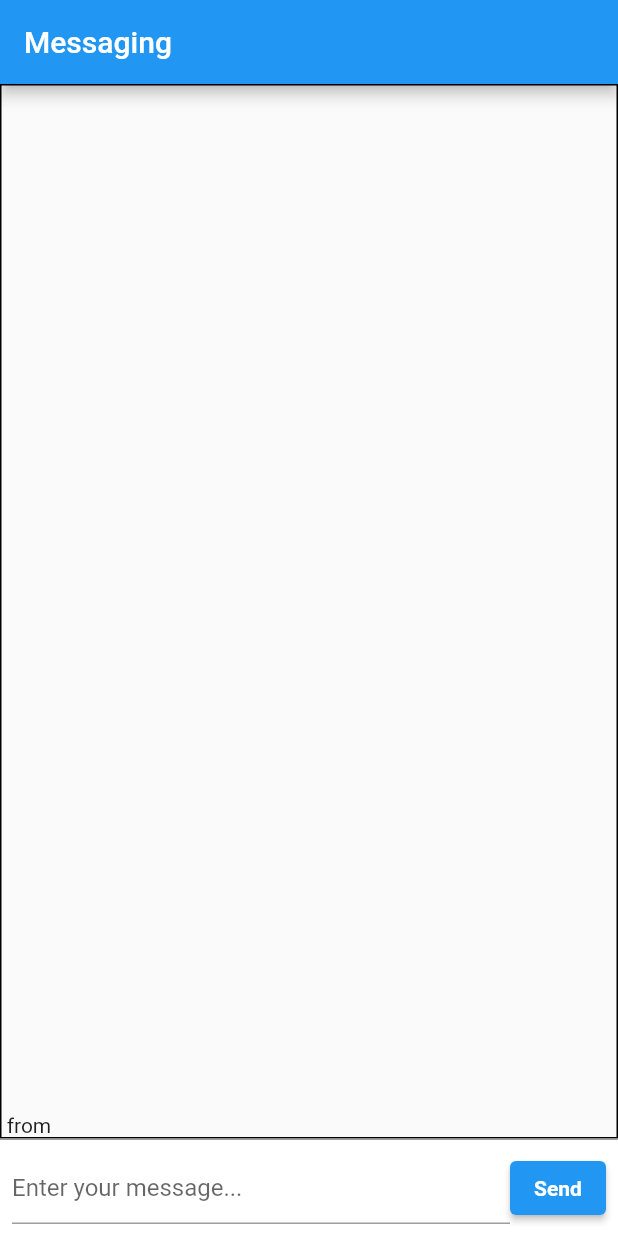
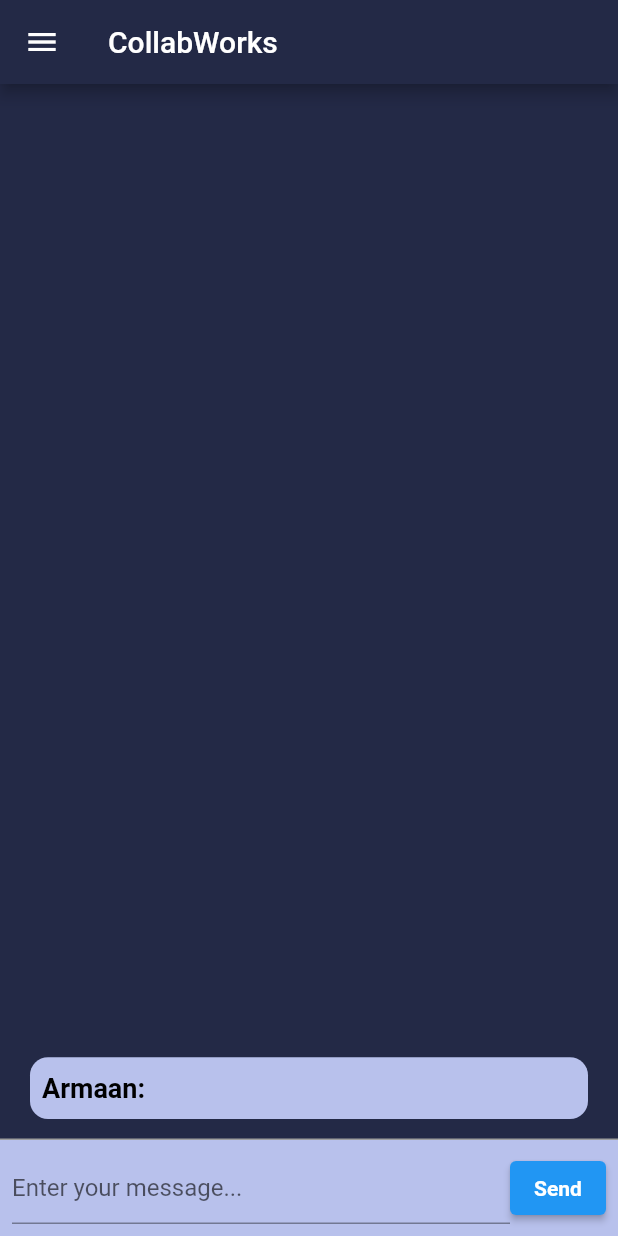
Before and after one commit to Suven-p/collabworks, a Flutter app: the MyMessagingScreen screen opened directly, after a tap on "Send", on a phone screen of 412 x 824 dp. Run offline on Flutter 3.47's test engine with Material 2 defaults, Android fonts, the phone set to English and light mode, and no system bars; our stand-ins replace cloud_firestore, firebase_auth, firebase_core, firebase_storage, fluttertoast, google_fonts and 1 more; missing offline and left inert: editable, mailto; accounts and stored records are empty.

Commit message:
22nd commit

```diff
--- a/lib/main.dart
+++ b/lib/main.dart
@@ -1,6 +1,7 @@
 import 'package:collabworks/screens/hackathon_information.dart';
 import 'package:collabworks/screens/landing_screen.dart';
 import 'package:collabworks/screens/messages_screen.dart';
+import 'package:collabworks/screens/teamCreation.dart';
 import 'package:firebase_core/firebase_core.dart';
 import 'package:flutter/material.dart';
 import 'screens/data.dart';
@@ -20,7 +21,7 @@ class MyApp extends StatelessWidget {
   Widget build(BuildContext context) {
     return MaterialApp(
       debugShowCheckedModeBanner: false,
-      home: MyMessagingScreen(),
+      home: LandingPage(),
     );
   }
 }
--- a/lib/screens/messages_screen.dart
+++ b/lib/screens/messages_screen.dart
@@ -1,3 +1,5 @@
+import 'package:collabworks/screens/mainScaffold.dart';
+import 'package:collabworks/ui/message_widget.dart';
 import 'package:collabworks/utils/utils.dart';
 import 'package:flutter/material.dart';
 import 'package:cloud_firestore/cloud_firestore.dart';
@@ -32,12 +34,13 @@ class _MyMessagingScreenState extends State<MyMessagingScreen> {
   @override
   Widget build(BuildContext context) {
     return Scaffold(
-      appBar: AppBar(
-        title: Text('Messaging'),
+      drawer: DefaultDrawer(),
+      backgroundColor: Color(0xFF232946),
+      appBar: PreferredSize(
+        preferredSize: Size(double.infinity, kToolbarHeight),
+        child: DefaultAppBar(),
       ),
-      body: Container(
-        alignment: Alignment.topLeft,
-        child: Column(
+      body: Column(
         mainAxisAlignment: MainAxisAlignment.start,
         crossAxisAlignment: CrossAxisAlignment.start,
         children: <Widget>[
@@ -61,33 +64,25 @@ class _MyMessagingScreenState extends State<MyMessagingScreen> {
                   final messageText = message['text'];
                   final messageSender = message['sender'];
 
-                    final messageWidget = Container(
-                      alignment: Alignment.topLeft,
-                      child: Text(
-                        '$messageText from $messageSender',
-                      ),
+                  final messageWidget = MessageWidget(
+                    message: messageText,
+                    sender: 'Armaan',
                   );
 
                   messageWidgets.add(messageWidget);
                 }
-                  return Container(
-                    decoration: BoxDecoration(
-                      border: Border.all(
-                        color: Colors.black,
-                      ),
-                    ),
-                    alignment: Alignment.center,
-                    child: ListView(
+                return ListView(
                   reverse: true,
                   children: messageWidgets,
-                    ),
                 );
               },
             ),
           ),
-            Container(
+          Padding(
+            padding: const EdgeInsets.only(top: 8.0),
+            child: Container(
               decoration: BoxDecoration(
-                color: Colors.white,
+                color: Color(0xFFb8c1ec),
                 border: Border(
                   top: BorderSide(
                     color: Colors.grey,
@@ -101,6 +96,9 @@ class _MyMessagingScreenState extends State<MyMessagingScreen> {
                   children: <Widget>[
                     Expanded(
                       child: TextField(
+                        style: TextStyle(
+                          color: Colors.white,
+                        ),
                         controller: _textController,
                         decoration: InputDecoration(
                           hintText: 'Enter your message...',
@@ -131,8 +129,8 @@ class _MyMessagingScreenState extends State<MyMessagingScreen> {
                 ),
               ),
             ),
+          ),
         ],
-        ),
       ),
     );
   }
--- a/lib/screens/teamCreation.dart
+++ b/lib/screens/teamCreation.dart
@@ -6,6 +6,7 @@ import 'package:collabworks/screens/login_screen.dart';
 import 'package:collabworks/screens/mainScaffold.dart';
 import 'package:collabworks/screens/organization_signup_screen.dart';
 import 'package:collabworks/screens/organizaton_login_screen.dart';
+import 'package:collabworks/ui/hacker_profile.dart';
 import 'package:collabworks/ui/hacker_scaffold.dart';
 import 'package:collabworks/utils/utils.dart';
 import 'package:editable/editable.dart';
@@ -147,8 +148,8 @@ class TeamMemberFormField extends StatefulWidget {
 class _TeamMemberFormFieldState extends State<TeamMemberFormField> {
   List rows = [
     {
-      "name": "James Peter",
-      "email": "james@email.com",
+      "name": "ARMAAN",
+      "email": "armaan33000@email.com",
     },
   ];
 
@@ -182,7 +183,8 @@ class _TeamMemberFormFieldState extends State<TeamMemberFormField> {
                 saveIconSize: 30,
                 onSubmitted: (value) {
                   //new line
-                  print(value); //you can grab this data to store anywhere
+
+                  print(value); //you can grab this
                 },
               ),
             ),
@@ -190,6 +192,11 @@ class _TeamMemberFormFieldState extends State<TeamMemberFormField> {
           ElevatedButton(
               onPressed: () {
                 print(rows);
+                hasTeam = true;
+                setState(() {});
+                print(rows);
+                Navigator.of(context).push(MaterialPageRoute(
+                    builder: (context) => HackerProfile(name: 'Armaan')));
               },
               child: Text("Submit"))
         ],
--- a/lib/ui/message_widget.dart
+++ b/lib/ui/message_widget.dart
@@ -1,4 +1,5 @@
 import 'package:flutter/material.dart';
+import 'package:google_fonts/google_fonts.dart';
 
 class MessageWidget extends StatelessWidget {
   final String message;
@@ -9,6 +10,48 @@ class MessageWidget extends StatelessWidget {
   @override
   Widget build(BuildContext context) {
     final size = MediaQuery.of(context).size;
-    return Container();
+    return Padding(
+      padding: const EdgeInsets.symmetric(horizontal: 20, vertical: 5),
+      child: Container(
+        height: size.height * 0.05,
+        width: double.infinity,
+        decoration: BoxDecoration(
+          color: Color(0xFFb8c1ec),
+          borderRadius: BorderRadius.circular(12),
+        ),
+        alignment: Alignment.center,
+        child: Padding(
+          padding: const EdgeInsets.all(8),
+          child: Row(
+            mainAxisAlignment: MainAxisAlignment.start,
+            children: [
+              Text(
+                '$sender:\t',
+                style: GoogleFonts.roboto(
+                  fontSize: 18,
+                  fontWeight: FontWeight.bold,
+                  color: Colors.black,
+                ),
+              ),
+              Column(
+                children: [
+                  FittedBox(
+                    fit: BoxFit.fitHeight,
+                    child: Text(
+                      '$message',
+                      style: GoogleFonts.roboto(
+                        fontSize: 16,
+                        fontWeight: FontWeight.bold,
+                        color: Colors.white,
+                      ),
+                    ),
+                  ),
+                ],
+              ),
+            ],
+          ),
+        ),
+      ),
+    );
   }
 }
```
Lines whose indentation alone changed are shown as unchanged.
